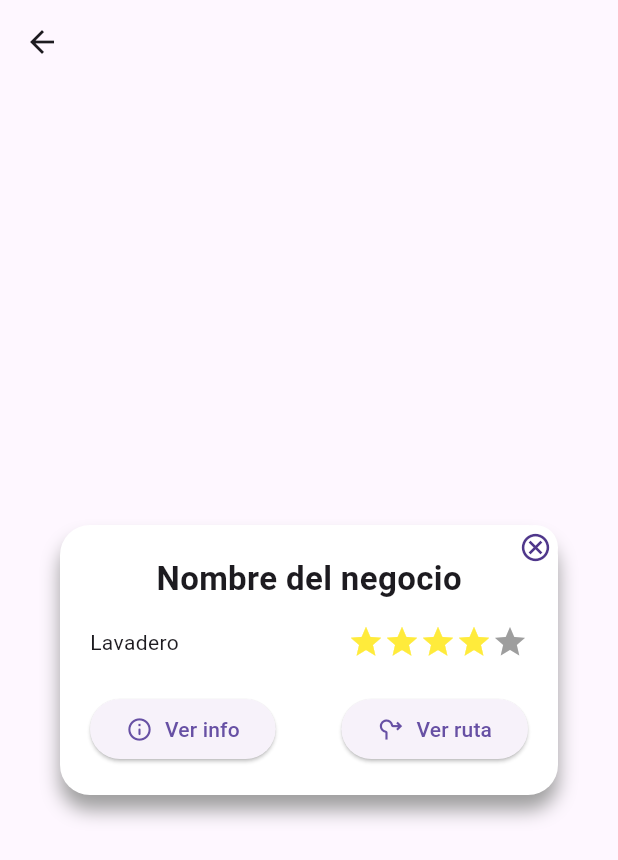
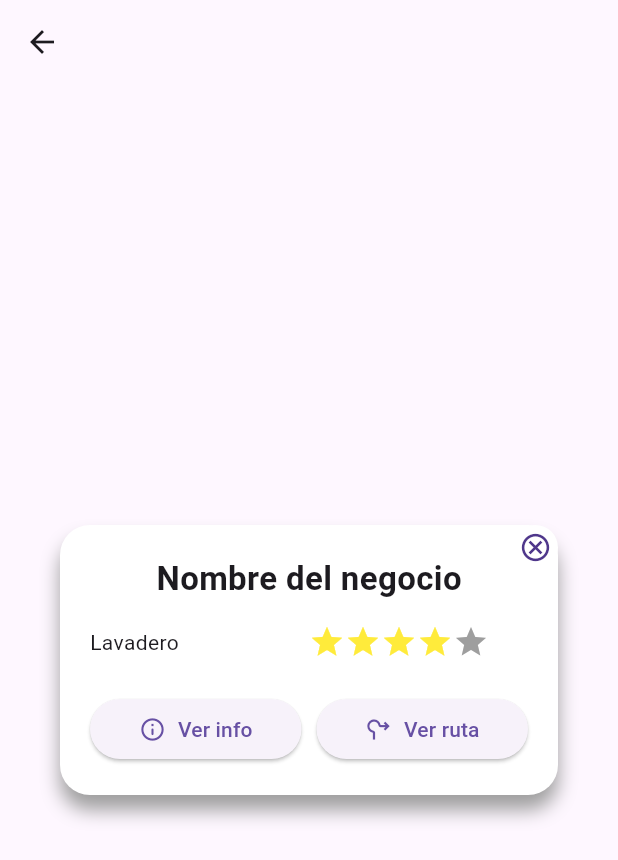
Before and after one commit to YaidelLuis/widget-test-flutter, a Flutter app: the CardMap screen opened directly, on a phone screen of 412 x 824 dp. Shown: the top 860 px of the screen. Run offline on Flutter 3.47's test engine with Material 3 defaults, Android fonts, the phone set to English and light mode, and no system bars.

Commit message:
correccion al widget card info map

```diff
--- a/lib/card_map/card_map.dart
+++ b/lib/card_map/card_map.dart
@@ -104,20 +104,27 @@ class CardInfoMapState extends State<CardInfoMap>
                 BoxShadow(
                     color: Colors.grey, offset: Offset(0, 10), blurRadius: 10),
               ]),
+          child: SingleChildScrollView(
             child: Column(
               mainAxisSize: MainAxisSize.min,
               children: <Widget>[
-              Text(widget.title,
+                Flexible(
+                  child: Text(widget.title,
                       style: const TextStyle(
                           fontSize: 22, fontWeight: FontWeight.w600)),
+                ),
                 const SizedBox(height: 15),
-              Row(
+                Flexible(
+                  child: Row(
                     mainAxisAlignment: MainAxisAlignment.spaceBetween,
                     children: [
-                  Text(widget.businessType,
+                      Flexible(
+                        child: Text(widget.businessType,
                             style: const TextStyle(fontSize: 14)),
+                      ),
                       const SizedBox(height: 15),
-                  Row(
+                      Flexible(
+                        child: Row(
                           children: List.generate(
                               5,
                               (index) => Icon(Icons.star,
@@ -125,13 +132,17 @@ class CardInfoMapState extends State<CardInfoMap>
                                       ? Colors.yellow
                                       : Colors.grey)),
                         ),
+                      ),
                     ],
                   ),
+                ),
                 const SizedBox(height: 22),
-              Row(
+                Flexible(
+                  child: Row(
                     mainAxisAlignment: MainAxisAlignment.spaceBetween,
                     children: <Widget>[
-                  ElevatedButton(
+                      Expanded(
+                        child: ElevatedButton(
                           onPressed: () {},
                           child: const SizedBox(
                             child: Row(
@@ -146,7 +157,12 @@ class CardInfoMapState extends State<CardInfoMap>
                             ),
                           ),
                         ),
-                  ElevatedButton(
+                      ),
+                      const SizedBox(
+                        width: 10,
+                      ),
+                      Expanded(
+                        child: ElevatedButton(
                           onPressed: () {},
                           child: const SizedBox(
                             child: Row(
@@ -161,9 +177,12 @@ class CardInfoMapState extends State<CardInfoMap>
                             ),
                           ),
                         ),
+                      ),
                     ],
                   ),
+                ),
               ],
+            ),
           ),
         ),
       ],
```
Also changed, not shown: lib/profile/my_vehicles/add_vehicle.dart (added, +76 -0 lines), lib/profile/my_vehicles/model/vehicle.dart (added, +8 -0 lines), lib/profile/my_vehicles/my_vehicles.dart (added, +73 -0 lines), lib/profile/widgets/settings.dart (+14 -0 lines). Lines whose indentation alone changed are shown as unchanged.
